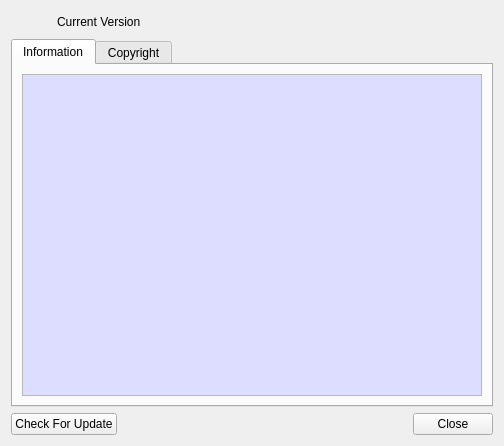
Qt form CertMan/about_dlg.ui (jykim74/CertMan) before a commit.
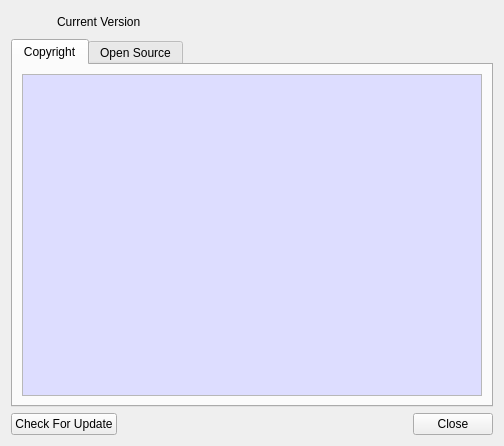
The same form after that commit. Icons and pictures are not drawn.

Commit message: about 에서 Copyright, Open Source 탭 변경

Patch:
```diff
--- a/CertMan/about_dlg.ui
+++ b/CertMan/about_dlg.ui
@@ -68,7 +68,7 @@
      </property>
      <widget class="QWidget" name="tab">
       <attribute name="title">
-       <string>Information</string>
+       <string>Copyright</string>
       </attribute>
       <layout class="QVBoxLayout" name="verticalLayout">
        <item>
@@ -112,7 +112,7 @@
      </widget>
      <widget class="QWidget" name="tab_2">
       <attribute name="title">
-       <string>Copyright</string>
+       <string>Open Source</string>
       </attribute>
       <layout class="QVBoxLayout" name="verticalLayout_3">
        <item>
```
